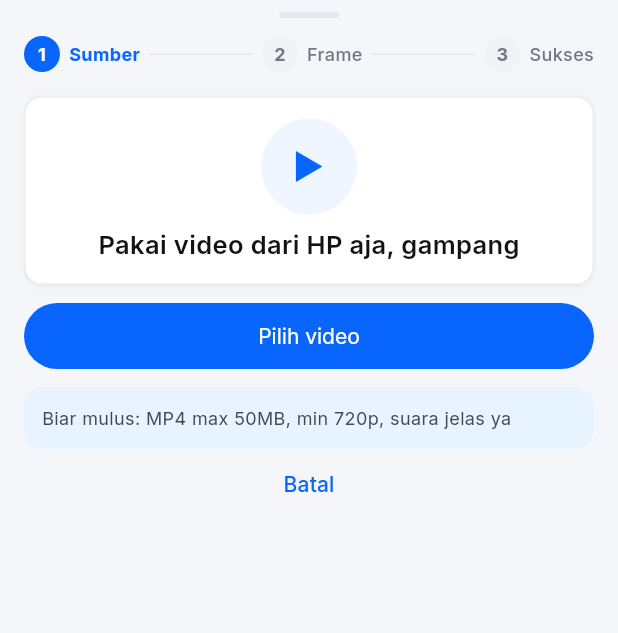
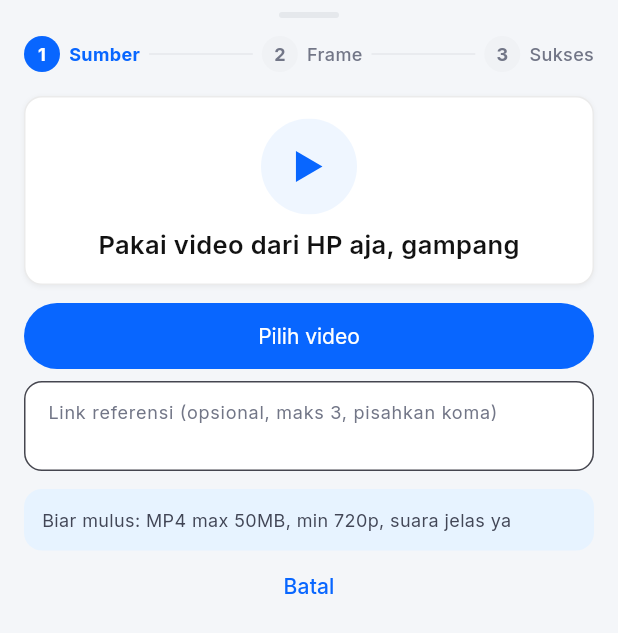
Before and after one commit to trivnvdev-41/SEO-UGC-Meta-Hackathon-2026, a Flutter app: the UploadSourceSheet widget shown alone on an empty page, opened directly with empty values, after a tap on "Pilih video", on a phone screen of 412 x 824 dp. Shown: the top 633 px of the screen. Run offline on Flutter 3.47's test engine with Material 3 defaults, Android fonts, the phone set to English and light mode, and no system bars; our stand-ins replace flutter_local_notifications, flutter_svg, image_picker; network calls fail; project files that could hold a hidden picture were left out.

Commit message:
blok3: share semua sosmed + field referensi upload
- web: shareLinks.ts (WA/X/FB/TG/salin) + ShareButton menu popup,
  FeedActions coba navigator.share dulu
- mobile: share.dart (builder + bottom sheet via channel saba/share),
  _copyArticle/_copyLink jadi sheet; UploadSourceSheet field
  referensi opsional -> x-references; uploadVideo param references
- test: shareLinks 1 + share 1 (flutter 18/18); web 31/31

```diff
--- a/apps/mobile/lib/saba_screens.dart
+++ b/apps/mobile/lib/saba_screens.dart
@@ -1007,10 +1007,34 @@ class _SparkPainter extends CustomPainter {
 /// 07 - Langkah 1 Sumber (dipakai di bottom sheet).
 /// 08 - Langkah 2 Frame Transkrip = status converting di kartu home/Inbox
 /// (server mentranskrip otomatis; tanpa edit manual).
-class UploadSourceSheet extends StatelessWidget {
+class UploadSourceSheet extends StatefulWidget {
   const UploadSourceSheet({super.key, required this.onGallery});
 
-  final VoidCallback? onGallery;
+  final void Function(List<String> refs)? onGallery;
+
+  @override
+  State<UploadSourceSheet> createState() => _UploadSourceSheetState();
+}
+
+class _UploadSourceSheetState extends State<UploadSourceSheet> {
+  final _refs = TextEditingController();
+
+  @override
+  void dispose() {
+    _refs.dispose();
+    super.dispose();
+  }
+
+  /// Pecah koma/baris baru/spasi, saring https, maks 3.
+  List<String> _parseRefs() {
+    final out = <String>[];
+    for (final part in _refs.text.split(RegExp(r'[\s,]+'))) {
+      final u = part.trim();
+      if (u.startsWith('https://') && !out.contains(u)) out.add(u);
+      if (out.length >= 3) break;
+    }
+    return out;
+  }
 
   @override
   Widget build(BuildContext context) {
@@ -1049,7 +1073,29 @@ class UploadSourceSheet extends StatelessWidget {
             ),
             const SizedBox(height: 12),
             SabaPrimaryButton(
-                label: 'Pilih video', onPressed: onGallery),
+                label: 'Pilih video',
+                onPressed: widget.onGallery == null
+                    ? null
+                    : () => widget.onGallery!(_parseRefs())),
+            const SizedBox(height: 8),
+            TextField(
+              controller: _refs,
+              keyboardType: TextInputType.url,
+              maxLines: 2,
+              decoration: const InputDecoration(
+                hintText:
+                    'Link referensi (opsional, maks 3, pisahkan koma)',
+                hintStyle:
+                    TextStyle(fontSize: 12, color: SabaColors.muted2),
+                border: OutlineInputBorder(
+                    borderRadius:
+                        BorderRadius.all(Radius.circular(12))),
+                isDense: true,
+                filled: true,
+                fillColor: Colors.white,
+              ),
+              style: const TextStyle(fontSize: 12),
+            ),
             const SizedBox(height: 12),
             Container(
               padding: const EdgeInsets.all(12),
--- a/apps/mobile/lib/upload.dart
+++ b/apps/mobile/lib/upload.dart
@@ -57,10 +57,12 @@ class JobHistory {
 }
 
 /// Pilih video dari galeri lalu streaming ke `POST /v1/uploads`.
+/// references: link sosmed tambahan (maks 3, https) via header x-references.
 /// onProgress: 0..1 selama kirim. Lempar bila gagal; null bila batal.
 Future<String?> uploadVideo({
   required String apiBase,
   String? creator,
+  List<String> references = const [],
   void Function(double)? onProgress,
 }) async {
   final picked = await ImagePicker().pickVideo(source: ImageSource.gallery);
@@ -76,6 +78,9 @@ Future<String?> uploadVideo({
     req.headers.contentType = ContentType('video', 'mp4');
     if (creator != null && creator.isNotEmpty) {
       req.headers.set('x-creator', creator);
+    }
+    if (references.isNotEmpty) {
+      req.headers.set('x-references', jsonEncode(references));
     }
     req.contentLength = len;
     var sent = 0;
```
Also changed, not shown: apps/mobile/lib/article_detail.dart (+9 -8 lines), apps/mobile/lib/main.dart (+13 -11 lines), apps/mobile/lib/share.dart (added, +97 -0 lines), 5 other files.
